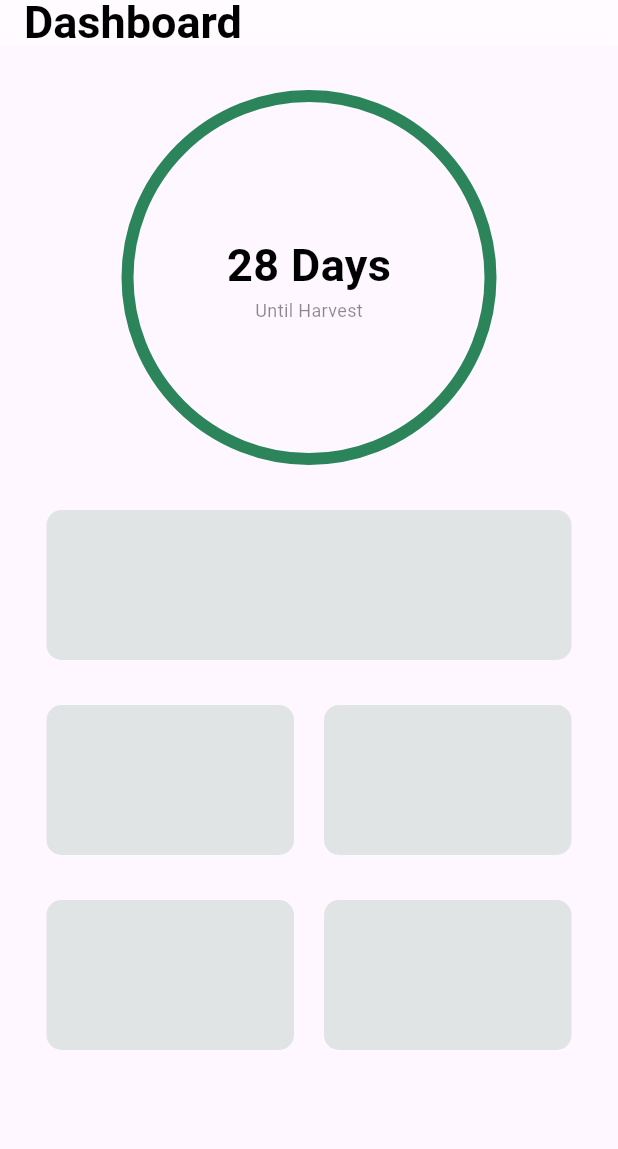
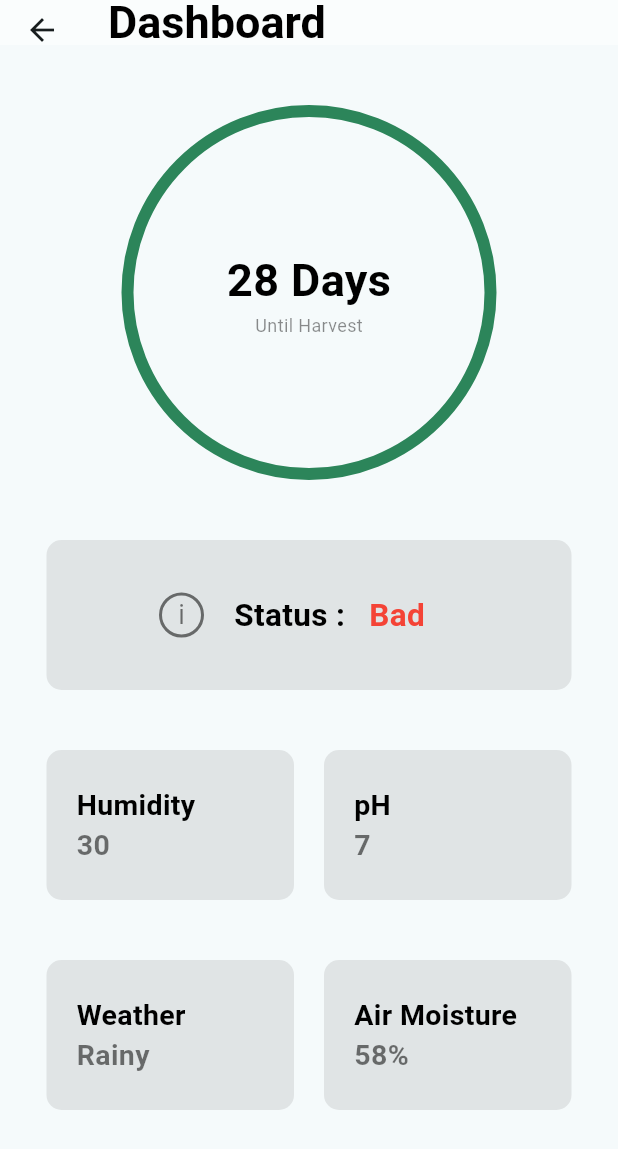
Before and after one commit to aidilaqif/growhub, a Flutter app: the HomePage screen opened directly, on a phone screen of 412 x 824 dp. Shown: the top 1149 px of the screen. Run offline on Flutter 3.47's test engine with Material 3 defaults, Android fonts, the light colour scheme and no system bars.

Commit message:
dashboard finished

```diff
--- a/lib/home_page.dart
+++ b/lib/home_page.dart
@@ -23,7 +23,7 @@ class HomePage extends StatelessWidget {
         child: Column(
           children: [
             const SizedBox(
-              height: 30,
+              height: 40,
             ),
             //DaysToHarvest
             Center(
@@ -60,7 +60,7 @@ class HomePage extends StatelessWidget {
               ),
             ),
             const SizedBox(
-              height: 30,
+              height: 40,
             ),
             //Status
             Container(
@@ -70,9 +70,59 @@ class HomePage extends StatelessWidget {
                 color: Color(0XFFE0E4E5),
                 borderRadius: BorderRadius.all(Radius.circular(10))
               ),
+              child: Row(
+                mainAxisAlignment: MainAxisAlignment.center,
+                children: [
+                  Container(
+                    height: 30,
+                    width: 30,
+                    decoration: BoxDecoration(
+                      color: Colors.transparent,
+                      border: Border.all(
+                        width: 2,
+                        color: Colors.black54
+                      ),
+                      shape: BoxShape.circle,
+                    ),
+                    child: const Center(
+                      child: Text(
+                        "i",
+                        style: TextStyle(
+                          fontSize: 18,
+                          color: Colors.black54
+                        ),
+                        )),
+                  ),
+                  const SizedBox(
+                    width: 20,
+                  ),
+                  const SizedBox(
+                    width: 90,
+                    child: Text(
+                      "Status : ",
+                      style: TextStyle(
+                        fontSize: 21,
+                        color: Colors.black,
+                        fontWeight: FontWeight.bold
+                      ),
+                    ),
+                  ),
+                  const SizedBox(
+                    width: 60,
+                    child: Text(
+                      "Bad",
+                      style: TextStyle(
+                        fontSize: 21,
+                        color: Colors.red,
+                        fontWeight: FontWeight.bold
+                      ),
+                    ),
+                  )
+                ],
+              ),
             ),
             const SizedBox(
-              height: 30,
+              height: 40,
             ),
             //Humidity and PH
             Row(
@@ -81,9 +131,31 @@ class HomePage extends StatelessWidget {
                 Container(
                   height: 100,
                   width: 165,
+                  padding: const EdgeInsets.symmetric(vertical: 20, horizontal: 20),
+                  alignment: Alignment.centerLeft,
                   decoration: const BoxDecoration(
                     color: Color(0XFFE0E4E5),
                     borderRadius: BorderRadius.all(Radius.circular(10))
+                  ),
+                  child: const Column(
+                    mainAxisAlignment: MainAxisAlignment.center,
+                    crossAxisAlignment: CrossAxisAlignment.start,
+                    children: [
+                      Text("Humidity",
+                        style: TextStyle(
+                          fontSize: 19,
+                          color: Colors.black,
+                          fontWeight: FontWeight.bold
+                        ),
+                      ),
+                      Text("30",
+                        style: TextStyle(
+                          fontSize: 19,
+                          color: Colors.black54,
+                          fontWeight: FontWeight.w700
+                        ),
+                      ),
+                    ],
                   ),
                 ),
                 const SizedBox(
@@ -92,15 +164,37 @@ class HomePage extends StatelessWidget {
                 Container(
                   height: 100,
                   width: 165,
+                  padding: const EdgeInsets.symmetric(vertical: 20, horizontal: 20),
+                  alignment: Alignment.centerLeft,
                   decoration: const BoxDecoration(
                     color: Color(0XFFE0E4E5),
                     borderRadius: BorderRadius.all(Radius.circular(10))
                   ),
-                )
+                  child: const Column(
+                    mainAxisAlignment: MainAxisAlignment.center,
+                    crossAxisAlignment: CrossAxisAlignment.start,
+                    children: [
+                      Text("pH",
+                        style: TextStyle(
+                          fontSize: 19,
+                          color: Colors.black,
+                          fontWeight: FontWeight.bold
+                        ),
+                      ),
+                      Text("7",
+                        style: TextStyle(
+                          fontSize: 19,
+                          color: Colors.black54,
+                          fontWeight: FontWeight.w700
+                        ),
+                      ),
+                    ],
+                  ),
+                ),
               ],
             ),
             const SizedBox(
-              height: 30,
+              height: 40,
             ),
             //Weather and Air Moisture
             Row(
@@ -109,9 +203,31 @@ class HomePage extends StatelessWidget {
                 Container(
                   height: 100,
                   width: 165,
+                  padding: const EdgeInsets.symmetric(vertical: 20, horizontal: 20),
+                  alignment: Alignment.centerLeft,
                   decoration: const BoxDecoration(
                     color: Color(0XFFE0E4E5),
                     borderRadius: BorderRadius.all(Radius.circular(10))
+                  ),
+                  child: const Column(
+                    mainAxisAlignment: MainAxisAlignment.center,
+                    crossAxisAlignment: CrossAxisAlignment.start,
+                    children: [
+                      Text("Weather",
+                        style: TextStyle(
+                          fontSize: 19,
+                          color: Colors.black,
+                          fontWeight: FontWeight.bold
+                        ),
+                      ),
+                      Text("Rainy",
+                        style: TextStyle(
+                          fontSize: 19,
+                          color: Colors.black54,
+                          fontWeight: FontWeight.w700
+                        ),
+                      ),
+                    ],
                   ),
                 ),
                 const SizedBox(
@@ -120,11 +236,33 @@ class HomePage extends StatelessWidget {
                 Container(
                   height: 100,
                   width: 165,
+                  padding: const EdgeInsets.symmetric(vertical: 20, horizontal: 20),
+                  alignment: Alignment.centerLeft,
                   decoration: const BoxDecoration(
                     color: Color(0XFFE0E4E5),
                     borderRadius: BorderRadius.all(Radius.circular(10))
                   ),
-                )
+                  child: const Column(
+                    mainAxisAlignment: MainAxisAlignment.center,
+                    crossAxisAlignment: CrossAxisAlignment.start,
+                    children: [
+                      Text("Air Moisture",
+                        style: TextStyle(
+                          fontSize: 19,
+                          color: Colors.black,
+                          fontWeight: FontWeight.bold
+                        ),
+                      ),
+                      Text("58%",
+                        style: TextStyle(
+                          fontSize: 19,
+                          color: Colors.black54,
+                          fontWeight: FontWeight.w700
+                        ),
+                      ),
+                    ],
+                  ),
+                ),
               ],
             )
           ],
--- a/lib/main.dart
+++ b/lib/main.dart
@@ -1,5 +1,5 @@
 import 'package:flutter/material.dart';
-import 'package:growhub/home_page.dart';
+import 'package:growhub/nav_bar.dart';
 
 void main() {
   runApp(const MyApp());
@@ -15,10 +15,10 @@
       debugShowCheckedModeBanner: false,
       title: 'Flutter Demo',
       theme: ThemeData(
-        colorScheme: ColorScheme.fromSeed(seedColor: Colors.deepPurple),
+        colorScheme: ColorScheme.fromSeed(seedColor: Colors.white54),
         useMaterial3: true,
       ),
-      home: HomePage(),
+      home: const NavBar(),
     );
   }
 }
```
